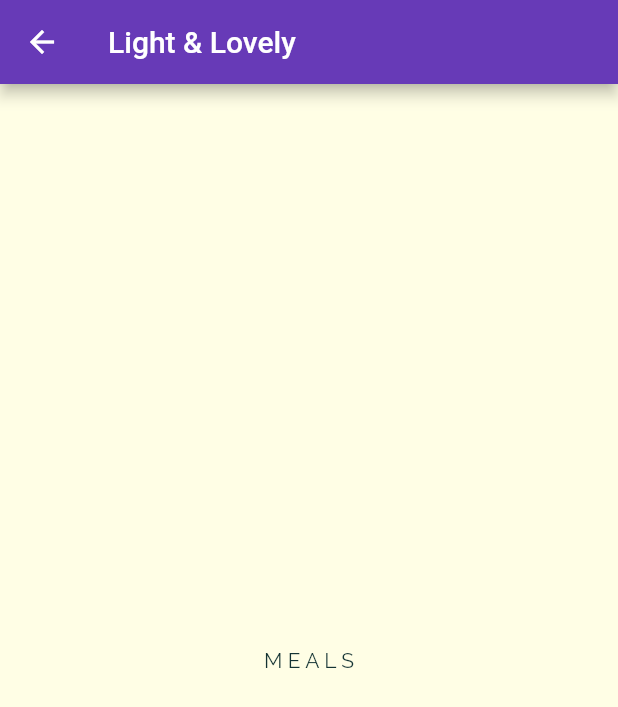
After one commit to abubakrmuhammad/meals_app, a Flutter app: the screen it shows after launch, after a tap on "Light & Lovely", on a phone screen of 412 x 824 dp. The commit adds this screen. Shown: the top 707 px of the screen. Run offline on Flutter 3.47's test engine with Material 2 defaults, Android fonts, the phone set to English and light mode, and no system bars.

Commit message:
add basic single category route

```diff
--- a/lib/main.dart
+++ b/lib/main.dart
@@ -1,6 +1,7 @@
 import 'package:flutter/material.dart';
 
 import './screens/categories_screen.dart';
+import './screens/category_screen.dart';
 
 void main() {
   runApp(const MyApp());
@@ -33,6 +34,9 @@ class MyApp extends StatelessWidget {
         scaffoldBackgroundColor: const Color.fromRGBO(255, 254, 229, 1),
       ),
       home: const CategoriesScreen(),
+      routes: {
+        CategoryScreen.routeName: (ctx) => const CategoryScreen(),
+      },
     );
   }
 }
--- a/lib/screens/categories_screen.dart
+++ b/lib/screens/categories_screen.dart
@@ -23,6 +23,7 @@ class CategoriesScreen extends StatelessWidget {
         ),
         children: dummyCategories
             .map((cat) => CategoryCard(
+                  id: cat.id,
                   title: cat.title,
                   color: cat.color,
                 ))
--- /dev/null
+++ b/lib/screens/category_screen.dart
@@ -0,0 +1,32 @@
+import 'package:flutter/material.dart';
+
+class CategoryScreenArgs {
+  final String id;
+  final String title;
+
+  const CategoryScreenArgs({
+    required this.id,
+    required this.title,
+  });
+}
+
+class CategoryScreen extends StatelessWidget {
+  static const routeName = '/category';
+
+  const CategoryScreen({Key? key}) : super(key: key);
+
+  @override
+  Widget build(BuildContext context) {
+    final routeArgs =
+        ModalRoute.of(context)!.settings.arguments as CategoryScreenArgs;
+
+    return Scaffold(
+      appBar: AppBar(
+        title: Text(routeArgs.title),
+      ),
+      body: const Center(
+        child: Text('M E A L S'),
+      ),
+    );
+  }
+}
--- a/lib/widgets/category_card.dart
+++ b/lib/widgets/category_card.dart
@@ -1,18 +1,33 @@
 import 'package:flutter/material.dart';
 
+import '../screens/category_screen.dart';
+
 class CategoryCard extends StatelessWidget {
+  final String id;
   final String title;
   final Color color;
 
   const CategoryCard({
+    required this.id,
     required this.title,
     required this.color,
     Key? key,
   }) : super(key: key);
 
+  void selectCategory(BuildContext context) {
+    Navigator.of(context).pushNamed(
+      CategoryScreen.routeName,
+      arguments: CategoryScreenArgs(id: id, title: title),
+    );
+  }
+
   @override
   Widget build(BuildContext context) {
-    return Card(
+    return InkWell(
+      onTap: () => selectCategory(context),
+      borderRadius: BorderRadius.circular(15),
+      splashColor: Theme.of(context).primaryColor,
+      child: Card(
         elevation: 3,
         shadowColor: color.withOpacity(1),
         shape: RoundedRectangleBorder(borderRadius: BorderRadius.circular(15)),
@@ -32,6 +47,7 @@ class CategoryCard extends StatelessWidget {
             ),
           ),
         ),
+      ),
     );
   }
 }
```
Lines whose indentation alone changed are shown as unchanged.
